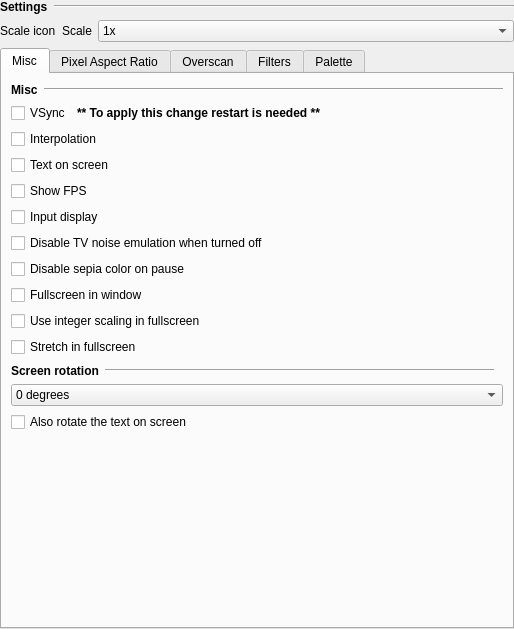
The window that src/gui/designer/wdgSettingsVideo.ui (punesemu/puNES) describes before a commit, drawn with Qt 5.
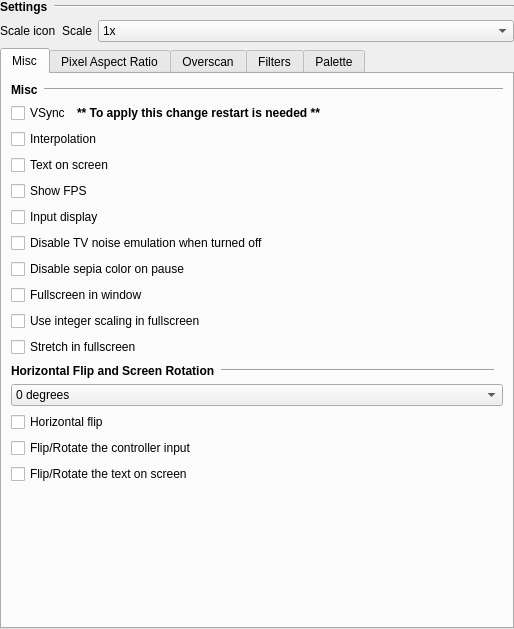
The same window after the commit. Icons and pictures are not drawn. Custom widgets are drawn as their Qt base class.

Commit message:
Added an option to flip the screen horizontally (even when rotated).
I also added an option to make the input (keyboard and controller)
"follow" the orientation of the screen. It's funny (Thx to
eugene-s-nesdev for the idea).

What changed in the file:
```diff
--- a/src/gui/designer/wdgSettingsVideo.ui
+++ b/src/gui/designer/wdgSettingsVideo.ui
@@ -266,7 +266,7 @@
               </font>
              </property>
              <property name="text">
-              <string>Screen rotation</string>
+              <string>Horizontal Flip and Screen Rotation</string>
              </property>
             </widget>
            </item>
@@ -309,10 +309,24 @@
            </item>
           </widget>
          </item>
+         <item>
+          <widget class="QCheckBox" name="checkBox_Horizontal_Flip_Screen">
+           <property name="text">
+            <string>Horizontal flip</string>
+           </property>
+          </widget>
+         </item>
+         <item>
+          <widget class="QCheckBox" name="checkBox_Input_Rotation">
+           <property name="text">
+            <string>Flip/Rotate the controller input</string>
+           </property>
+          </widget>
+         </item>
          <item>
           <widget class="QCheckBox" name="checkBox_Text_Rotation">
            <property name="text">
-            <string>Also rotate the text on screen</string>
+            <string>Flip/Rotate the text on screen</string>
            </property>
           </widget>
          </item>
```
Left out of the diff: 2 changed lines with no effect on the pictures. The commit also changes 11 other files.
